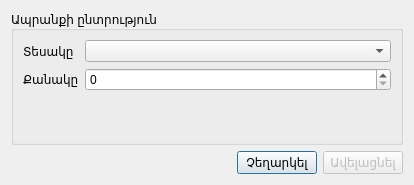
The window that src/addstoreitem.ui (ADCompany/AD-Farm) describes before a commit, drawn with Qt 5.
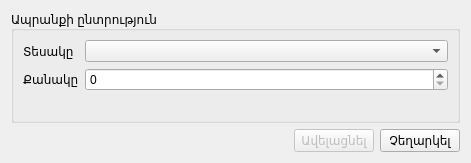
The same window after the commit. Icons and pictures are not drawn.

The edit to the form file:
```diff
--- a/src/addstoreitem.ui
+++ b/src/addstoreitem.ui
@@ -6,8 +6,8 @@
    <rect>
     <x>0</x>
     <y>0</y>
-    <width>414</width>
-    <height>185</height>
+    <width>471</width>
+    <height>163</height>
    </rect>
   </property>
   <property name="windowTitle">
@@ -47,7 +47,11 @@
          </widget>
         </item>
         <item row="1" column="1">
-         <widget class="QSpinBox" name="sbxCount"/>
+         <widget class="QSpinBox" name="sbxCount">
+          <property name="maximum">
+           <number>100000</number>
+          </property>
+         </widget>
         </item>
        </layout>
       </item>
@@ -69,13 +73,6 @@
        </property>
       </spacer>
      </item>
-     <item>
-      <widget class="QPushButton" name="btnCancel">
-       <property name="text">
-        <string>Չեղարկել</string>
-       </property>
-      </widget>
-     </item>
      <item>
       <widget class="QPushButton" name="btnAdd">
        <property name="enabled">
@@ -90,6 +87,13 @@
        </property>
       </widget>
      </item>
+     <item>
+      <widget class="QPushButton" name="btnCancel">
+       <property name="text">
+        <string>Չեղարկել</string>
+       </property>
+      </widget>
+     </item>
     </layout>
    </item>
   </layout>
```
Left out of the diff: 20 changed lines with no effect on the pictures.
